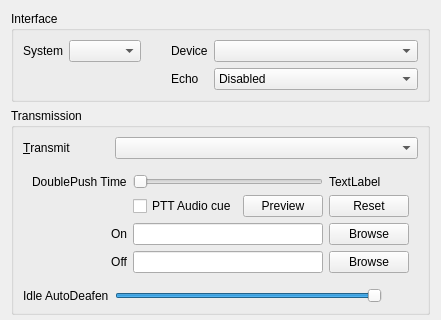
First picture: the form in src/mumble/AudioInput.ui, repository mumble-voip/mumble, before the edit; both pictures show x 0 to 441 and y 0 to 320 of the 441 by 512 pixel window.
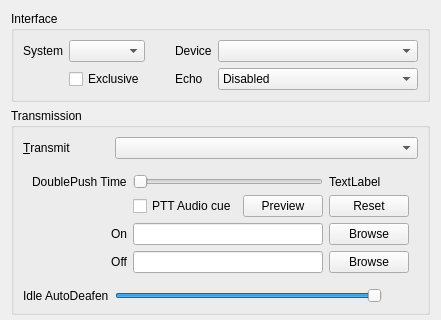
Second picture: the form after the edit. Custom widgets are drawn as their Qt base class.

Commit message: Experimental WASAPI exclusive input mode

```diff
--- a/src/mumble/AudioInput.ui
+++ b/src/mumble/AudioInput.ui
@@ -126,6 +126,19 @@
         </property>
        </widget>
       </item>
+      <item row="1" column="1">
+       <widget class="QCheckBox" name="qcbExclusive">
+        <property name="toolTip">
+         <string>Exclusive mode</string>
+        </property>
+        <property name="whatsThis">
+         <string>&lt;b&gt;This opens the device in exclusive mode.&lt;/b&gt;&lt;br /&gt;No other application will be able to use the device.</string>
+        </property>
+        <property name="text">
+         <string>Exclusive</string>
+        </property>
+       </widget>
+      </item>
      </layout>
     </widget>
    </item>
```
The commit also changes 9 other files.
